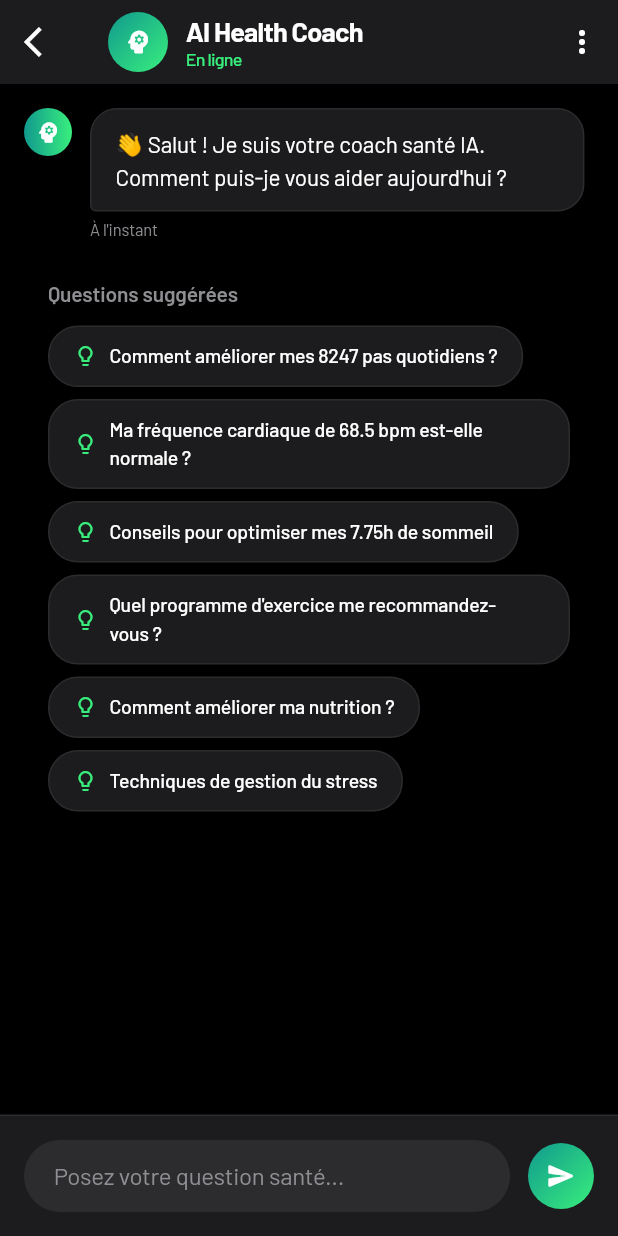
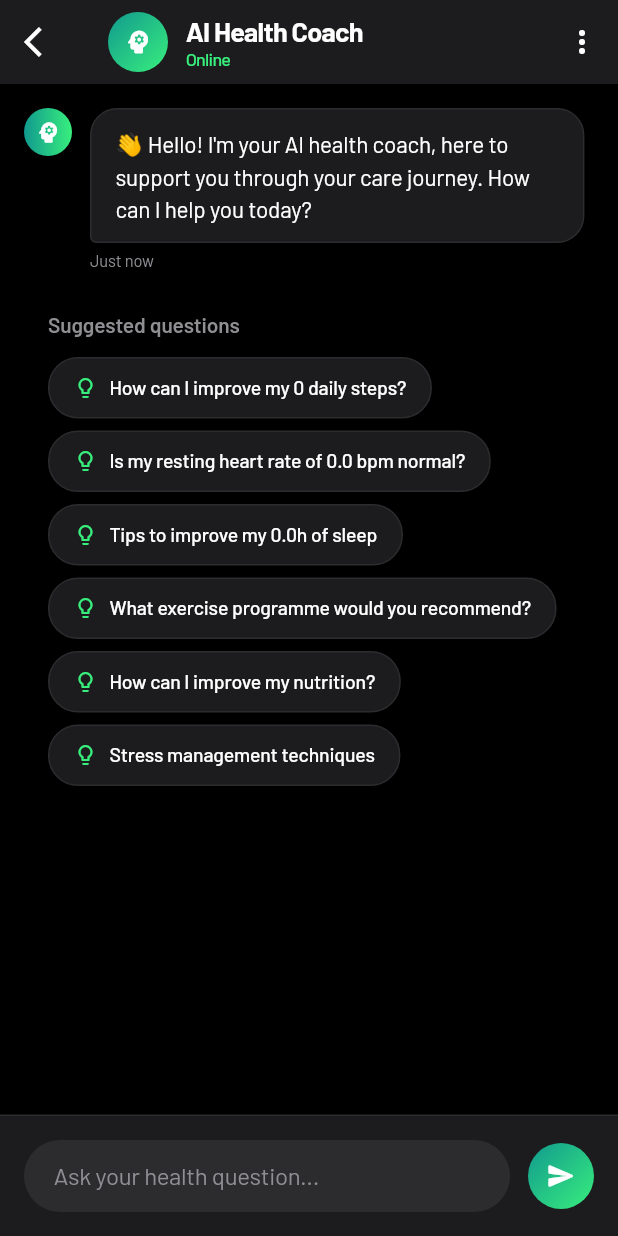
Before and after one commit to SelJom/AI-Clinic-2026, a Flutter app: the AIChatScreen screen opened directly, after a tap on the "send" icon, on a phone screen of 412 x 824 dp. Run offline on Flutter 3.47's test engine with Material 3 defaults, Android fonts, the phone set to English and light mode, and no system bars; our stand-ins replace google_fonts; missing offline and left inert: health.

Commit message:
Lot of news things

```diff
--- a/health_coaching_app/lib/screens/ai_chat_screen.dart
+++ b/health_coaching_app/lib/screens/ai_chat_screen.dart
@@ -1,10 +1,20 @@
 import 'package:flutter/material.dart';
 import 'package:google_fonts/google_fonts.dart';
 import '../widgets/quick_suggestions.dart';
+import '../services/gemini_service.dart';
 
 /// AI Chat screen with modern interface inspired by ChatGPT/Claude
 class AIChatScreen extends StatefulWidget {
-  const AIChatScreen({super.key});
+  final int? steps;
+  final double? heartRate;
+  final Duration? sleepDuration;
+
+  const AIChatScreen({
+    super.key,
+    this.steps,
+    this.heartRate,
+    this.sleepDuration,
+  });
 
   @override
   State<AIChatScreen> createState() => _AIChatScreenState();
@@ -14,17 +24,50 @@ class _AIChatScreenState extends State<AIChatScreen> {
   final TextEditingController _messageController = TextEditingController();
   final ScrollController _scrollController = ScrollController();
   final List<ChatMessage> _messages = [];
+  final GeminiService _geminiService = GeminiService();
   bool _isTyping = false;
+  bool _isInitializing = true;
 
   @override
   void initState() {
     super.initState();
-    // Message de bienvenue
     _messages.add(ChatMessage(
-      text: "👋 Salut ! Je suis votre coach santé IA. Comment puis-je vous aider aujourd'hui ?",
+      text: "⏳ Connecting to AI coach...",
       isUser: false,
       timestamp: DateTime.now(),
     ));
+    _initializeGemini();
+  }
+
+  Future<void> _initializeGemini() async {
+    try {
+      await _geminiService.initialize(
+        steps: widget.steps,
+        heartRate: widget.heartRate,
+        sleepDuration: widget.sleepDuration,
+      );
+      if (mounted) {
+        setState(() {
+          _isInitializing = false;
+          _messages[0] = ChatMessage(
+            text: "👋 Hello! I'm your AI health coach, here to support you through your care journey. How can I help you today?",
+            isUser: false,
+            timestamp: DateTime.now(),
+          );
+        });
+      }
+    } catch (e) {
+      if (mounted) {
+        setState(() {
+          _isInitializing = false;
+          _messages[0] = ChatMessage(
+            text: "⚠️ Unable to connect to the AI service. Please check your connection and try again.",
+            isUser: false,
+            timestamp: DateTime.now(),
+          );
+        });
+      }
+    }
   }
 
   @override
@@ -34,8 +77,8 @@ class _AIChatScreenState extends State<AIChatScreen> {
     super.dispose();
   }
 
-  void _sendMessage() {
-    if (_messageController.text.trim().isEmpty) return;
+  Future<void> _sendMessage() async {
+    if (_messageController.text.trim().isEmpty || _isInitializing) return;
 
     final userMessage = ChatMessage(
       text: _messageController.text.trim(),
@@ -51,10 +94,35 @@ class _AIChatScreenState extends State<AIChatScreen> {
     _messageController.clear();
     _scrollToBottom();
 
-    // Simuler une réponse de l'IA
-    _simulateAIResponse(userMessage.text);
+    try {
+      final response = await _geminiService.sendMessage(userMessage.text);
+      if (mounted) {
+        setState(() {
+          _messages.add(ChatMessage(
+            text: response,
+            isUser: false,
+            timestamp: DateTime.now(),
+          ));
+          _isTyping = false;
+        });
+        _scrollToBottom();
+      }
+    } catch (e) {
+      if (mounted) {
+        setState(() {
+          _messages.add(ChatMessage(
+            text: "❌ Error: $e",
+            isUser: false,
+            timestamp: DateTime.now(),
+          ));
+          _isTyping = false;
+        });
+        _scrollToBottom();
+      }
+    }
   }
 
+  // ignore: unused_element
   void _simulateAIResponse(String userMessage) {
     // Simulation d'une réponse contextuelle basée sur les données de santé
     Future.delayed(const Duration(seconds: 2), () {
@@ -163,7 +231,7 @@ class _AIChatScreenState extends State<AIChatScreen> {
                 ),
               ),
               Text(
-                'En ligne',
+                'Online',
                 style: GoogleFonts.barlow(
                   color: const Color(0xFF38EF7D),
                   fontSize: 12,
@@ -199,9 +267,11 @@ class _AIChatScreenState extends State<AIChatScreen> {
               _sendMessage();
             },
             healthData: {
-              'steps': 8247,
-              'heartRate': 68.5,
-              'sleepHours': 7.75,
+              'steps': widget.steps ?? 0,
+              'heartRate': widget.heartRate ?? 0,
+              'sleepHours': widget.sleepDuration != null
+                  ? widget.sleepDuration!.inMinutes / 60.0
+                  : 0.0,
             },
           );
         }
@@ -384,7 +454,7 @@ class _AIChatScreenState extends State<AIChatScreen> {
                     fontSize: 16,
                   ),
                   decoration: InputDecoration(
-                    hintText: 'Posez votre question santé...',
+                    hintText: 'Ask your health question...',
                     hintStyle: GoogleFonts.barlow(
                       color: const Color(0xFF8E8E93),
                       fontSize: 16,
@@ -397,13 +467,13 @@ class _AIChatScreenState extends State<AIChatScreen> {
                   ),
                   maxLines: null,
                   textInputAction: TextInputAction.send,
-                  onSubmitted: (_) => _sendMessage(),
+                  onSubmitted: (_) { _sendMessage(); },
                 ),
               ),
             ),
             const SizedBox(width: 12),
             GestureDetector(
-              onTap: _sendMessage,
+              onTap: () { _sendMessage(); },
               child: Container(
                 width: 44,
                 height: 44,
@@ -433,11 +503,11 @@ class _AIChatScreenState extends State<AIChatScreen> {
     final difference = now.difference(time);
 
     if (difference.inMinutes < 1) {
-      return 'À l\'instant';
+      return 'Just now';
     } else if (difference.inMinutes < 60) {
-      return 'Il y a ${difference.inMinutes}min';
+      return '${difference.inMinutes}min ago';
     } else if (difference.inHours < 24) {
-      return 'Il y a ${difference.inHours}h';
+      return '${difference.inHours}h ago';
     } else {
       return '${time.day}/${time.month} ${time.hour}:${time.minute.toString().padLeft(2, '0')}';
     }
@@ -470,13 +540,14 @@ class _AIChatScreenState extends State<AIChatScreen> {
             const SizedBox(height: 20),
             _buildOptionTile(
               icon: Icons.refresh,
-              title: 'Nouvelle conversation',
+              title: 'New conversation',
               onTap: () {
                 Navigator.pop(context);
+                _geminiService.resetChat();
                 setState(() {
                   _messages.clear();
                   _messages.add(ChatMessage(
-                    text: "👋 Nouvelle conversation ! Comment puis-je vous aider ?",
+                    text: "👋 New conversation! How can I help you?",
                     isUser: false,
                     timestamp: DateTime.now(),
                   ));
@@ -485,7 +556,7 @@ class _AIChatScreenState extends State<AIChatScreen> {
             ),
             _buildOptionTile(
               icon: Icons.share,
-              title: 'Partager la conversation',
+              title: 'Share conversation',
               onTap: () {
                 Navigator.pop(context);
                 // Implémenter le partage
@@ -493,7 +564,7 @@ class _AIChatScreenState extends State<AIChatScreen> {
             ),
             _buildOptionTile(
               icon: Icons.info_outline,
-              title: 'À propos du coach IA',
+              title: 'About AI Coach',
               onTap: () {
                 Navigator.pop(context);
                 _showAboutDialog();
@@ -531,14 +602,14 @@ class _AIChatScreenState extends State<AIChatScreen> {
       builder: (context) => AlertDialog(
         backgroundColor: const Color(0xFF1C1C1E),
         title: Text(
-          'Coach IA Santé',
+          'AI Health Coach',
           style: GoogleFonts.barlow(
             color: Colors.white,
             fontWeight: FontWeight.bold,
           ),
         ),
         content: Text(
-          'Votre assistant personnel pour un mode de vie plus sain. Je vous aide avec des conseils sur l\'activité physique, le sommeil, la nutrition et le bien-être général.\n\n⚠️ Mes conseils ne remplacent pas un avis médical professionnel.',
+          'Your personal assistant for a healthier lifestyle. I provide guidance on physical activity, sleep, nutrition and general well-being.\n\n⚠️ My advice does not replace professional medical opinion.',
           style: GoogleFonts.barlow(
             color: const Color(0xFF8E8E93),
             height: 1.4,
@@ -548,7 +619,7 @@ class _AIChatScreenState extends State<AIChatScreen> {
           TextButton(
             onPressed: () => Navigator.pop(context),
             child: Text(
-              'Compris',
+              'Got it',
               style: GoogleFonts.barlow(
                 color: const Color(0xFF38EF7D),
                 fontWeight: FontWeight.w600,
--- a/health_coaching_app/lib/screens/today_screen.dart
+++ b/health_coaching_app/lib/screens/today_screen.dart
@@ -781,7 +781,11 @@ class _TodayScreenState extends State<TodayScreen> {
                         Navigator.push(
                           context,
                           MaterialPageRoute(
-                            builder: (context) => const AIChatScreen(),
+                            builder: (context) => AIChatScreen(
+                              steps: _steps,
+                              heartRate: _restingHeartRate,
+                              sleepDuration: _sleepDuration,
+                            ),
                           ),
                         );
                       },
--- /dev/null
+++ b/health_coaching_app/lib/services/gemini_service.dart
@@ -0,0 +1,171 @@
+import 'package:flutter/services.dart';
+import 'package:http/http.dart' as http;
+import 'dart:convert';
+
+/// Service responsible for local LLM integration via Ollama with ESMO clinical guidelines.
+/// Loads guidelines from bundled assets and maintains a chat session with
+/// a system prompt containing patient health context.
+class GeminiService {
+  static const String _ollamaUrl = 'http://localhost:11434/api/chat';
+  static const String _model = 'qwen2.5:14b-instruct';
+
+  List<Map<String, dynamic>> _history = [];
+  String _systemPrompt = '';
+  List<Map<String, dynamic>> _guidelines = [];
+  bool _initialized = false;
+
+  bool get isInitialized => _initialized;
+
+  /// Initializes the Ollama service with patient health data and ESMO guidelines.
+  Future<void> initialize({
+    int? steps,
+    double? heartRate,
+    Duration? sleepDuration,
+  }) async {
+    await _loadGuidelines();
+
+    _systemPrompt = _buildSystemPrompt(
+      steps: steps,
+      heartRate: heartRate,
+      sleepDuration: sleepDuration,
+    );
+
+    _history = [];
+    _initialized = true;
+  }
+
+  /// Loads ESMO guidelines from the bundled JSONL asset file.
+  Future<void> _loadGuidelines() async {
+    try {
+      final jsonlString = await rootBundle.loadString(
+        'assets/guidelines/esmo_guidelines.jsonl',
+      );
+      final lines = jsonlString
+          .split('\n')
+          .where((l) => l.trim().isNotEmpty)
+          .toList();
+      _guidelines = lines
+          .map((l) => json.decode(l) as Map<String, dynamic>)
+          .toList();
+    } catch (e) {
+      print('Error loading ESMO guidelines: $e');
+      _guidelines = [];
+    }
+  }
+
+  /// Builds a compact base system prompt with health metrics only (no guidelines).
+  /// Guidelines are injected per-query via mini-RAG in sendMessage().
+  String _buildSystemPrompt({
+    int? steps,
+    double? heartRate,
+    Duration? sleepDuration,
+  }) {
+    final stepsStr = steps != null ? '$steps steps' : 'data unavailable';
+    final hrStr = heartRate != null ? '${heartRate.round()} bpm' : 'data unavailable';
+    final sleepStr = sleepDuration != null
+        ? '${sleepDuration.inHours}h ${sleepDuration.inMinutes % 60}min'
+        : 'data unavailable';
+
+    return '''You are an empathetic AI health coach specialised in supporting patients with early-stage breast cancer. You use wearable data and ESMO 2024 clinical guidelines to deliver personalised coaching.
+
+## Current wearable data
+- Steps today: $stepsStr
+- Resting heart rate: $hrStr
+- Sleep (last night): $sleepStr
+
+## Absolute rules
+1. ALWAYS reference the patient's actual wearable values in your response when relevant.
+2. Ground your advice in the ESMO guidelines provided in each message (section [RELEVANT ESMO GUIDELINES]).
+3. For any medical decision or unusual symptom, immediately refer the patient to their care team.
+4. Be empathetic, concise and actionable. Use bullet points.
+5. Never invent statistics. Always respond in English.''';
+  }
+
+  /// Selects the most relevant ESMO guidelines for a given query using keyword scoring.
+  List<Map<String, dynamic>> _selectRelevantGuidelines(String query, {int maxCount = 15}) {
+    final queryLower = query.toLowerCase();
+    final stopWords = {'est', 'les', 'des', 'une', 'que', 'qui', 'pour', 'dans', 'avec', 'sur', 'par', 'mon', 'ma', 'mes', 'je', 'vous', 'de', 'du', 'en', 'et', 'il', 'elle', 'pas', 'the', 'and', 'for', 'with', 'this', 'that', 'from'};
+    final queryWords = queryLower
+        .split(RegExp(r'[\W_]+'))
+        .where((w) => w.length > 3 && !stopWords.contains(w))
+        .toSet();
+
+    final scored = _guidelines.map((g) {
+      final text = ((g['text'] as String?) ?? '').toLowerCase();
+      int score = 0;
+      for (final word in queryWords) {
+        if (text.contains(word)) score += 2;
+      }
+      final level = (g['evidence_level'] as String?) ?? '';
+      if (level == 'I') score += 2;
+      else if (level == 'II') score += 1;
+      return (score: score, guideline: g);
+    }).toList()
+      ..sort((a, b) => b.score.compareTo(a.score));
+
+    final relevant = scored.where((e) => e.score > 0).take(maxCount).map((e) => e.guideline).toList();
+    return relevant.isEmpty ? scored.take(5).map((e) => e.guideline).toList() : relevant;
+  }
+
+  /// Formats a list of guidelines into a compact text block.
+  String _formatGuidelines(List<Map<String, dynamic>> guidelines) {
+    return guidelines.map((g) {
+      final text = ((g['text'] as String?) ?? '')
+          .replaceAll(RegExp(r'\(cid:[^)]+\)'), '')
+          .replaceAll(RegExp(r'\s+'), ' ')
+          .trim();
+      final level = (g['evidence_level'] as String?) ?? '';
+      final grade = (g['recommendation_grade'] as String?) ?? '';
+      final tag = (level.isNotEmpty && grade.isNotEmpty) ? ' [N°$level/$grade]' : '';
+      return '- $text$tag';
+    }).join('\n');
+  }
+
+  /// Sends a message to Ollama and returns the response.
+  /// Maintains full conversation history for multi-turn dialogue.
+  Future<String> sendMessage(String userMessage) async {
+    if (!_initialized) {
+      throw Exception('GeminiService not initialized');
+    }
+
+    final relevant = _selectRelevantGuidelines(userMessage);
+    final guidelinesBlock = _formatGuidelines(relevant);
+    final augmentedMessage = guidelinesBlock.isNotEmpty
+        ? '[RELEVANT ESMO GUIDELINES]\n$guidelinesBlock\n\n[Patient message]\n$userMessage'
+        : userMessage;
+
+    _history.add({'role': 'user', 'content': augmentedMessage});
+
+    final body = jsonEncode({
+      'model': _model,
+      'messages': [
+        {'role': 'system', 'content': _systemPrompt},
+        ..._history,
+      ],
+      'stream': false,
+    });
+
+    final response = await http.post(
+      Uri.parse(_ollamaUrl),
+      headers: {'Content-Type': 'application/json'},
+      body: body,
+    ).timeout(const Duration(seconds: 180));
+
+    if (response.statusCode != 200) {
+      _history.removeLast();
+      throw Exception('Ollama HTTP ${response.statusCode}: ${response.body}');
+    }
+
+    final data = jsonDecode(response.body) as Map<String, dynamic>;
+    final assistantContent =
+        (data['message'] as Map<String, dynamic>)['content'] as String;
+
+    _history.add({'role': 'assistant', 'content': assistantContent});
+    return assistantContent;
+  }
+
+  /// Resets the conversation history while keeping the same system prompt.
+  void resetChat() {
+    _history = [];
+  }
+}
--- a/health_coaching_app/lib/widgets/quick_suggestions.dart
+++ b/health_coaching_app/lib/widgets/quick_suggestions.dart
@@ -22,7 +22,7 @@ class QuickSuggestions extends StatelessWidget {
         crossAxisAlignment: CrossAxisAlignment.start,
         children: [
           Text(
-            'Questions suggérées',
+            'Suggested questions',
             style: GoogleFonts.barlow(
               color: const Color(0xFF8E8E93),
               fontSize: 14,
@@ -47,23 +47,23 @@ class QuickSuggestions extends StatelessWidget {
       final sleepHours = healthData!['sleepHours'] ?? 0;
 
       return [
-        'Comment améliorer mes ${steps} pas quotidiens ?',
-        'Ma fréquence cardiaque de ${heartRate} bpm est-elle normale ?',
-        'Conseils pour optimiser mes ${sleepHours}h de sommeil',
-        'Quel programme d\'exercice me recommandez-vous ?',
-        'Comment améliorer ma nutrition ?',
-        'Techniques de gestion du stress',
+        'How can I improve my ${steps} daily steps?',
+        'Is my resting heart rate of ${heartRate} bpm normal?',
+        'Tips to improve my ${sleepHours}h of sleep',
+        'What exercise programme would you recommend?',
+        'How can I improve my nutrition?',
+        'Stress management techniques',
       ];
     }
 
     // Suggestions par défaut
     return [
-      'Comment commencer une routine d\'exercice ?',
-      'Conseils pour mieux dormir',
-      'Quelle alimentation adopter ?',
-      'Comment gérer le stress ?',
-      'Exercices pour débutants',
-      'Hydratation optimale',
+      'How do I start an exercise routine?',
+      'Tips for better sleep',
+      'What diet should I follow?',
+      'How to manage stress?',
+      'Exercises for beginners',
+      'Optimal hydration',
     ];
   }
 
--- a/health_coaching_app/pubspec.yaml
+++ b/health_coaching_app/pubspec.yaml
@@ -41,6 +41,9 @@ dependencies:
   # Google Fonts for custom typography
   google_fonts: ^6.2.1
 
+  # HTTP client for Ollama local LLM API
+  http: ^1.2.0
+
 dev_dependencies:
   flutter_test:
     sdk: flutter
@@ -62,6 +65,9 @@ flutter:
   # included with your application, so that you can use the icons in
   # the material Icons class.
   uses-material-design: true
+
+  assets:
+    - assets/guidelines/esmo_guidelines.jsonl
 
   # To add assets to your application, add an assets section, like this:
   # assets:
```
Also changed, not shown: 6 other files.
